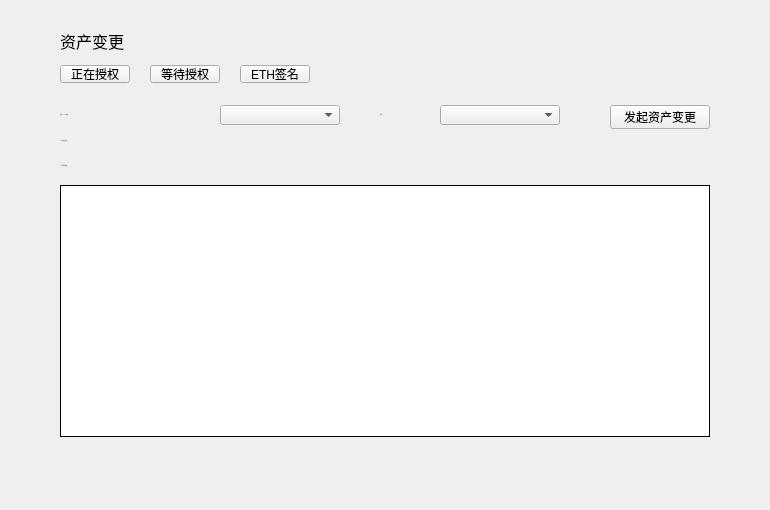
Whitecoin-Owner/Whitecoin-qt, file XWCWallet/guard/ColdHotTransferPage.ui: the form before one commit.
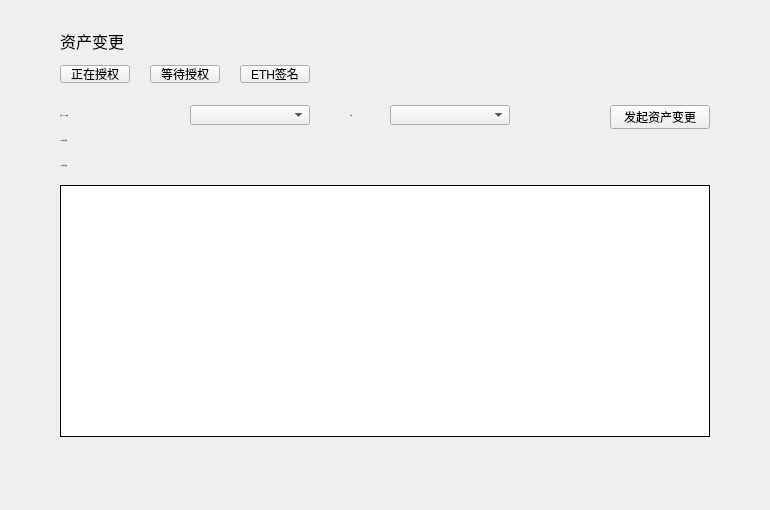
The form after the commit.

```diff
--- a/XWCWallet/guard/ColdHotTransferPage.ui
+++ b/XWCWallet/guard/ColdHotTransferPage.ui
@@ -16,7 +16,7 @@
   <widget class="QComboBox" name="accountComboBox">
    <property name="geometry">
     <rect>
-     <x>220</x>
+     <x>190</x>
      <y>105</y>
      <width>120</width>
      <height>20</height>
@@ -42,7 +42,7 @@
      <x>60</x>
      <y>105</y>
      <width>160</width>
-     <height>18</height>
+     <height>20</height>
     </rect>
    </property>
    <property name="font">
@@ -55,8 +55,8 @@
     </font>
    </property>
    <property name="styleSheet">
-    <string notr="true">QLabel{color: rgb(135,144,172);font: 14px &quot;微软雅黑&quot;;}
-</string>
+    <string notr="true">QLabel{color: rgb(80,80,80);
+font: 11px &quot;微软雅黑&quot;;}</string>
    </property>
    <property name="text">
     <string>当前wallfacer账号</string>
@@ -469,8 +469,8 @@
       </font>
      </property>
      <property name="styleSheet">
-      <string notr="true">QLabel{color: rgb(135,144,172);font: 14px &quot;微软雅黑&quot;;}
-</string>
+      <string notr="true">QLabel{color: rgb(80,80,80);
+font: 11px &quot;微软雅黑&quot;;}</string>
      </property>
      <property name="text">
       <string>ETH热地址余额</string>
@@ -498,8 +498,8 @@
       </font>
      </property>
      <property name="styleSheet">
-      <string notr="true">QLabel{color: rgb(135,144,172);font: 14px &quot;微软雅黑&quot;;}
-</string>
+      <string notr="true">QLabel{color: rgb(80,80,80);
+font: 11px &quot;微软雅黑&quot;;}</string>
      </property>
      <property name="text">
       <string>ETH冷地址余额</string>
@@ -511,7 +511,7 @@
     <widget class="QLabel" name="hotAddressBalanceLabel">
      <property name="geometry">
       <rect>
-       <x>220</x>
+       <x>190</x>
        <y>5</y>
        <width>390</width>
        <height>20</height>
@@ -527,8 +527,8 @@
       </font>
      </property>
      <property name="styleSheet">
-      <string notr="true">QLabel{color: rgb(135,144,172);font: 14px &quot;微软雅黑&quot;;}
-</string>
+      <string notr="true">QLabel{color: rgb(80,80,80);
+font: 11px &quot;微软雅黑&quot;;}</string>
      </property>
      <property name="text">
       <string/>
@@ -543,7 +543,7 @@
     <widget class="QLabel" name="coldAddressBalanceLabel">
      <property name="geometry">
       <rect>
-       <x>220</x>
+       <x>190</x>
        <y>30</y>
        <width>390</width>
        <height>20</height>
@@ -559,8 +559,8 @@
       </font>
      </property>
      <property name="styleSheet">
-      <string notr="true">QLabel{color: rgb(135,144,172);font: 14px &quot;微软雅黑&quot;;}
-</string>
+      <string notr="true">QLabel{color: rgb(80,80,80);
+font: 11px &quot;微软雅黑&quot;;}</string>
      </property>
      <property name="text">
       <string/>
@@ -577,7 +577,7 @@
   <widget class="QComboBox" name="assetComboBox">
    <property name="geometry">
     <rect>
-     <x>440</x>
+     <x>390</x>
      <y>105</y>
      <width>120</width>
      <height>20</height>
@@ -600,10 +600,10 @@
   <widget class="QLabel" name="assetLabel">
    <property name="geometry">
     <rect>
-     <x>380</x>
+     <x>350</x>
      <y>105</y>
      <width>60</width>
-     <height>18</height>
+     <height>20</height>
     </rect>
    </property>
    <property name="font">
@@ -616,8 +616,8 @@
     </font>
    </property>
    <property name="styleSheet">
-    <string notr="true">QLabel{color: rgb(135,144,172);font: 14px &quot;微软雅黑&quot;;}
-</string>
+    <string notr="true">QLabel{color: rgb(80,80,80);
+font: 11px &quot;微软雅黑&quot;;}</string>
    </property>
    <property name="text">
     <string>币种</string>
```
